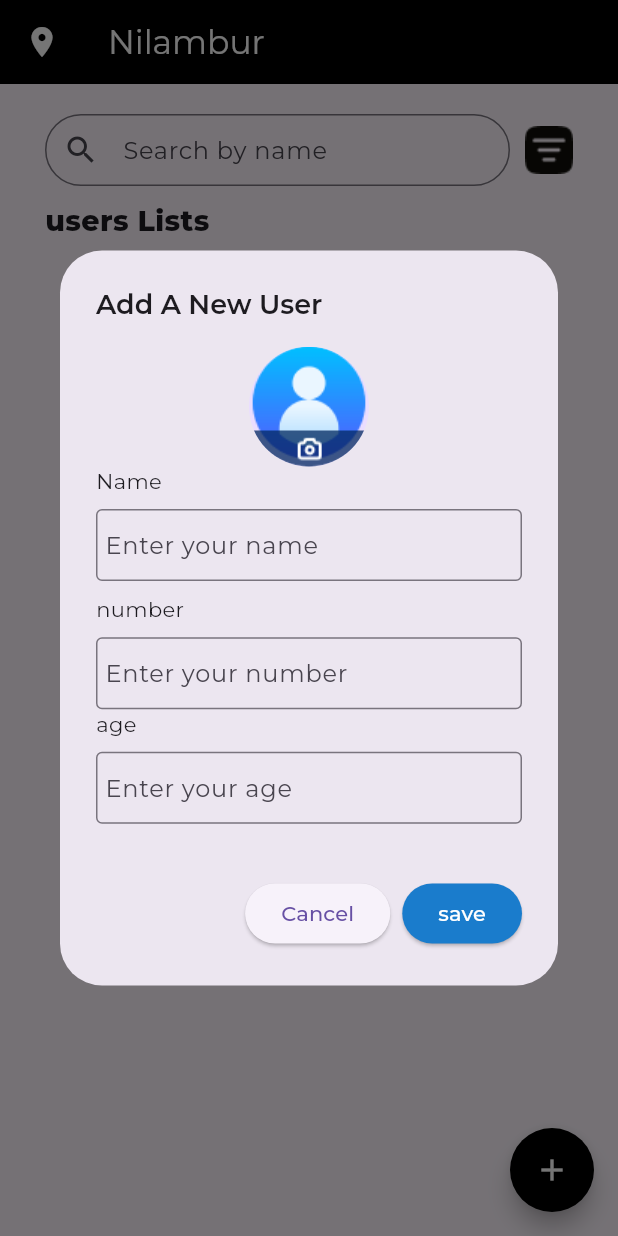
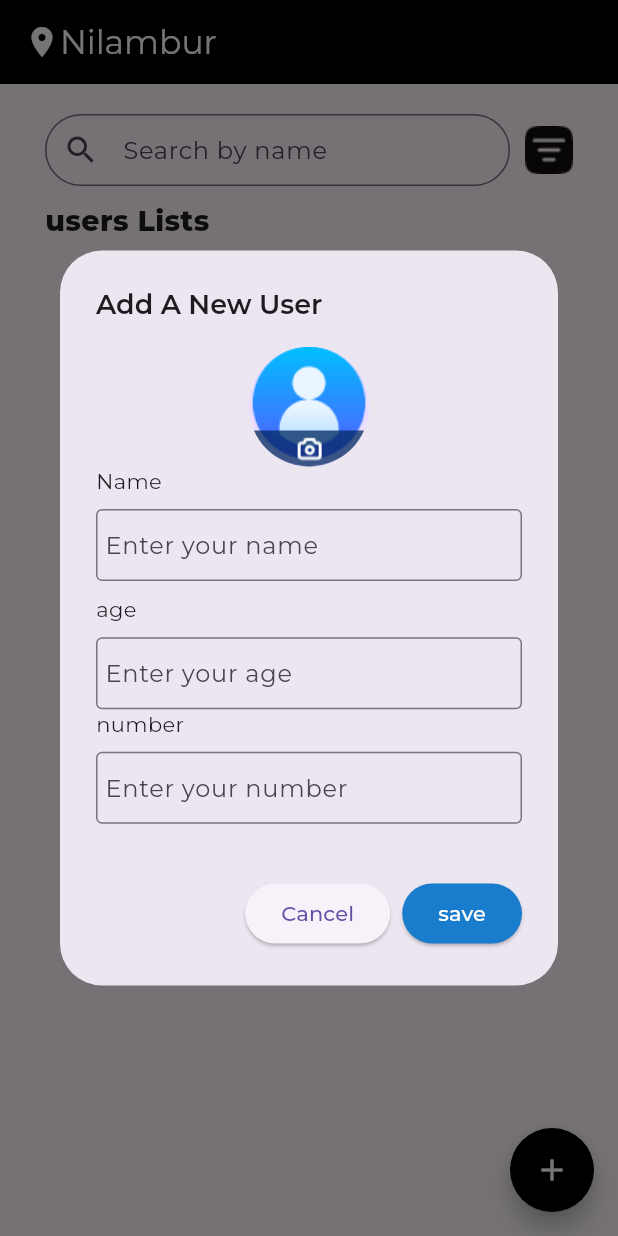
Before and after one commit to mujthabakk/totalXtask, a Flutter app: the screen it shows once a user with an empty profile is signed in, after a tap on the "add" icon, on a phone screen of 412 x 824 dp. Run offline on Flutter 3.47's test engine with Material 3 defaults, Android fonts, the phone set to English and light mode, and no system bars; our stand-ins replace cloud_firestore, firebase_auth, firebase_core, firebase_storage, flutter_otp_text_field, google_fonts and 1 more; accounts and stored records are empty.

Commit message:
location

```diff
--- a/lib/view/pages/homepage/homepage.dart
+++ b/lib/view/pages/homepage/homepage.dart
@@ -3,6 +3,7 @@ import 'package:provider/provider.dart';
 import 'package:totalx_task/controller/filter_controller/filter_controller.dart';
 import 'package:totalx_task/controller/user_provider/user_controller.dart';
 import 'package:totalx_task/core/size/size.dart';
+import 'package:totalx_task/core/utils/url_luncher/url_luncher_.dart';
 import 'package:totalx_task/view/widget/alerbox/aleartbox.dart';
 import 'package:totalx_task/view/widget/radiobutton/radiobutton.dart';
 
@@ -18,17 +19,30 @@ class HomePage extends StatelessWidget {
     return Scaffold(
       appBar: AppBar(
         backgroundColor: Colors.black,
-        leading: IconButton(
-          onPressed: () {},
-          icon: const Icon(
-            Icons.location_on,
-            color: Colors.white,
+        // leading: IconButton(
+        //   onPressed: () {},
+        //   icon: const Icon(
+        //     Icons.location_on,
+        //     color: Colors.white,
+        //   ),
+        // ),
+        centerTitle: false,
+        title: InkWell(
+          onTap: ()async {
+           await location();
+          },
+          child: const Row(
+            children: [
+              Icon(
+                Icons.location_on,
+                color: Colors.white,
+              ),
+              Text(
+                "Nilambur",
+                style: TextStyle(color: Colors.white),
+              ),
+            ],
           ),
-        ),
-        centerTitle: false,
-        title: const Text(
-          "Nilambur",
-          style: TextStyle(color: Colors.white),
         ),
       ),
       body: Padding(
--- a/lib/view/widget/Textfield/text_field.dart
+++ b/lib/view/widget/Textfield/text_field.dart
@@ -1,14 +1,19 @@
+// ignore_for_file: public_member_api_docs, sort_constructors_first
 import 'package:flutter/material.dart';
+
 import 'package:totalx_task/core/size/size.dart';
 
 class Textfiels extends StatelessWidget {
   final String toptext;
   final String labeltext;
   final TextEditingController textEditingController;
+  final TextInputType? keybordtype;
   const Textfiels({
     super.key,
+    required this.toptext,
     required this.labeltext,
-    required this.toptext, required this.textEditingController,
+    required this.textEditingController,
+    this.keybordtype,
   });
 
   @override
@@ -22,6 +27,7 @@ class Textfiels extends StatelessWidget {
         ),
         TextField(
           controller: textEditingController,
+          keyboardType: keybordtype,
           decoration: InputDecoration(
             focusColor: Colors.black,
             focusedBorder: const OutlineInputBorder(),
--- a/lib/view/widget/alerbox/aleartbox.dart
+++ b/lib/view/widget/alerbox/aleartbox.dart
@@ -20,7 +20,6 @@ class AlertBox extends StatelessWidget {
     TextEditingController name = TextEditingController();
     TextEditingController phone = TextEditingController();
     TextEditingController age = TextEditingController();
-    TextEditingController image = TextEditingController();
 
     final imageProvider = Provider.of<ImagePickerController>(context);
 
@@ -67,14 +66,15 @@ class AlertBox extends StatelessWidget {
                 height: context.height(20),
               ),
               Textfiels(
+                labeltext: 'Enter your age',
+                toptext: 'age',
+                textEditingController: age,
+              ),
+              Textfiels(
                 labeltext: 'Enter your number',
                 toptext: 'number',
                 textEditingController: phone,
-              ),
-              Textfiels(
-                labeltext: 'Enter your age',
-                toptext: 'age',
-                textEditingController: age,
+                keybordtype: TextInputType.phone,
               ),
             ],
           ),
--- a/pubspec.yaml
+++ b/pubspec.yaml
@@ -18,6 +18,7 @@ dependencies:
   image_picker: ^1.0.7
   intl_phone_field: ^3.2.0
   provider: ^6.1.2
+  url_launcher: ^6.2.5
 
 dev_dependencies:
   flutter_test:
```
Also changed, not shown: lib/core/utils/url_luncher/url_luncher_.dart (added, +7 -0 lines), pubspec.lock, 5 other files.
